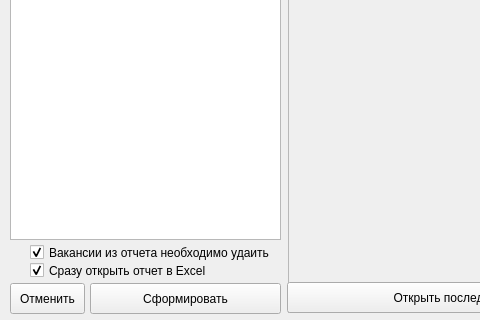
Above: Qt5Project/Windows.ui from DIVIGL1/DES.LM.Reports before the change; both pictures show x 0 to 480 and y 258 to 578 of the 795 by 578 pixel window. Below: the same form after it.
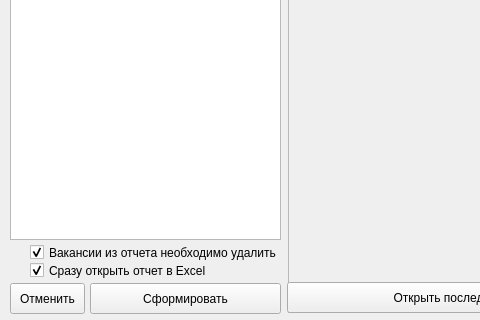
That is the form after the change.

Diff of the .ui file:
```diff
--- a/Qt5Project/Windows.ui
+++ b/Qt5Project/Windows.ui
@@ -63,7 +63,7 @@
      </sizepolicy>
     </property>
     <property name="text">
-     <string>Вакансии из отчета необходимо удаить</string>
+     <string>Вакансии из отчета необходимо удалить</string>
     </property>
     <property name="checked">
      <bool>true</bool>
```
